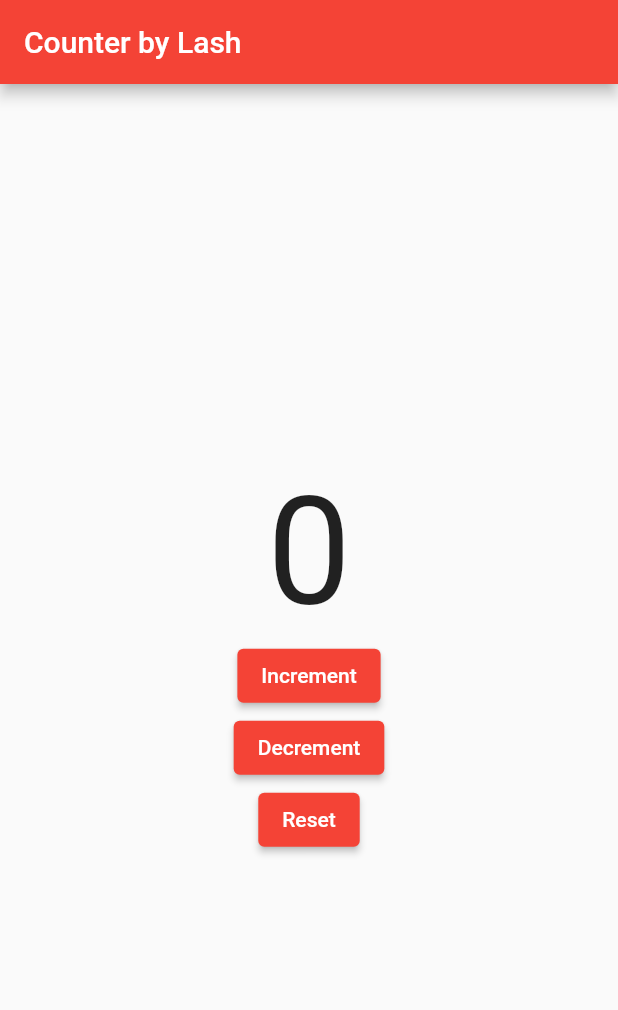
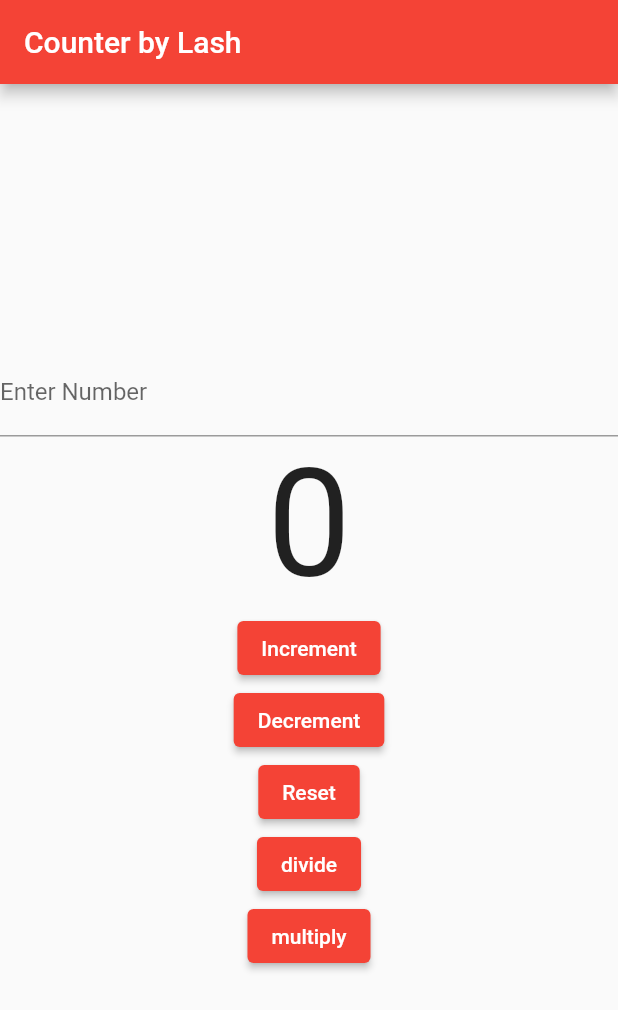
Before and after one commit to Lashween28/flutter_application_day8, a Flutter app: the screen it shows after launch, on a phone screen of 412 x 824 dp. Shown: the top 1010 px of the screen. Run offline on Flutter 3.47's test engine with Material 2 defaults, Android fonts, the phone set to English and light mode, and no system bars; our stand-ins replace flutter_bloc.

```diff
--- a/lib/counter_cubit.dart
+++ b/lib/counter_cubit.dart
@@ -14,4 +14,12 @@ class CounterCubit extends Cubit<int> {
   void reset() {
     emit(0);
   }
+
+  void divide() {
+    emit(state ~/ 2);
+  }
+
+  void multiply() {
+    emit(state * 2);
+  }
 }
--- a/lib/main.dart
+++ b/lib/main.dart
@@ -1,10 +1,20 @@
 import 'package:flutter/material.dart';
+import 'package:flutter/services.dart';
 import 'package:flutter_bloc/flutter_bloc.dart';
 
 import 'counter_cubit.dart';
 
 void main() {
   runApp(const MyApp());
+}
+
+void navigateToCalculate(BuildContext context) {
+  Navigator.push(
+    context,
+    MaterialPageRoute(builder: (BuildContext context) {
+      return MyApp();
+    }),
+  );
 }
 
 class MyApp extends StatelessWidget {
@@ -40,6 +50,8 @@ class MyHomePage extends StatefulWidget {
 class _MyHomePageState extends State<MyHomePage> {
   int count = 0;
 
+  get mycontroller => null;
+
   void _incrementCounter() {
     setState(() {
       count++;
@@ -74,6 +86,17 @@ class _MyHomePageState extends State<MyHomePage> {
             child: Column(
               mainAxisAlignment: MainAxisAlignment.center,
               children: [
+                TextField(
+                  controller: mycontroller,
+                  keyboardType: TextInputType.number,
+                  inputFormatters: [
+                    FilteringTextInputFormatter.digitsOnly,
+                  ],
+                  decoration: InputDecoration(
+                    labelText: 'Enter Number',
+                    hintText: 'Enter Your Number',
+                  ),
+                ),
                 Text(
                   "$state",
                   style: TextStyle(fontSize: 100),
@@ -93,9 +116,20 @@ class _MyHomePageState extends State<MyHomePage> {
                 ElevatedButton(
                     onPressed: () {
                       cubit.reset();
-                      Icons.add;
                     },
-                    child: const Text("Reset"))
+                    child: const Text("Reset")),
+                ElevatedButton(
+                  onPressed: () {
+                    cubit.divide();
+                  },
+                  child: const Text("divide"),
+                ),
+                ElevatedButton(
+                  onPressed: () {
+                    cubit.multiply();
+                  },
+                  child: const Text("multiply"),
+                ),
               ],
             ),
           );
```
